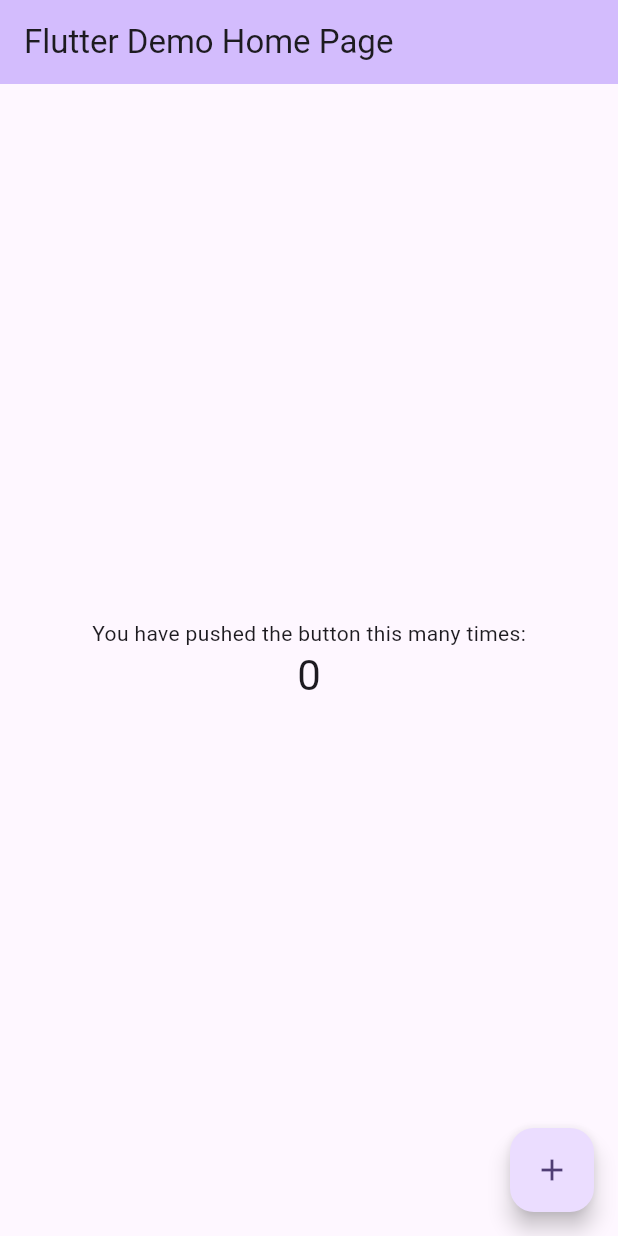
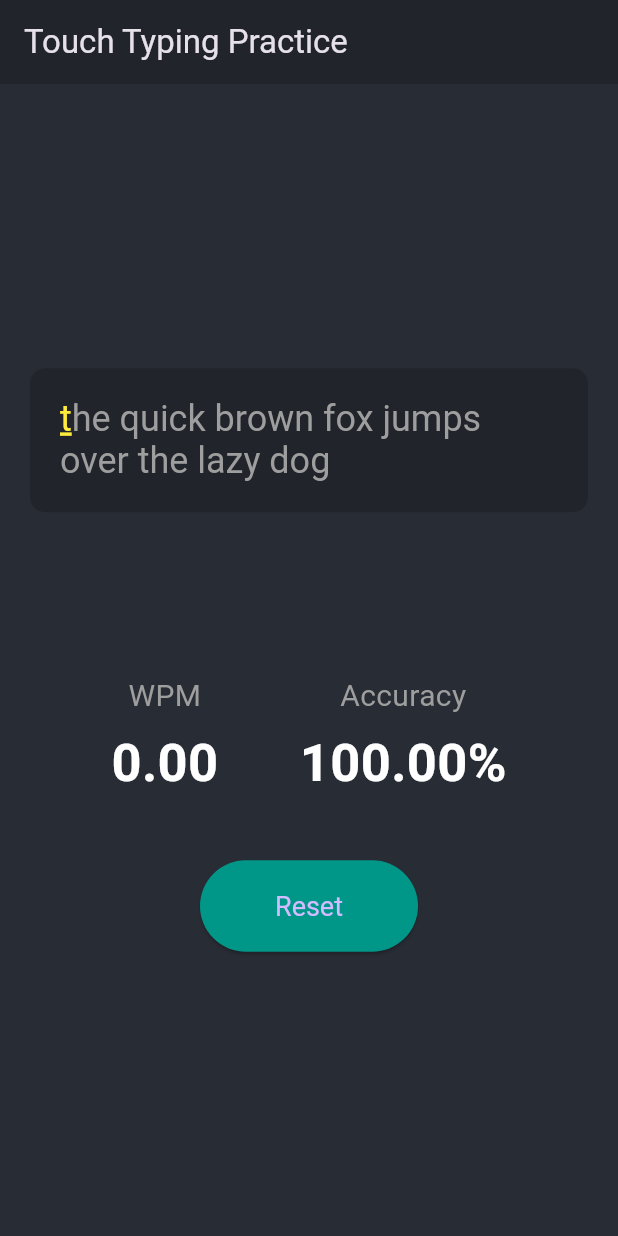
Before and after one commit to could-ai/019a82ae-dc3f-70b0-8c04-75ae793e2e6d, a Flutter app: the screen it shows after launch, on a phone screen of 412 x 824 dp. Run offline on Flutter 3.47's test engine with Material 3 defaults, Android fonts, the phone set to English and light mode, and no system bars.

Commit message:
I have created the foundational structure for your touch typing application. The default counter application has been replaced with a new `TypingPage` that includes all the core logic for a typing test. This includes displaying text, capturing user input, calculating words-per-minute (WPM) and accuracy in real-time, and providing visual feedback for correct and incorrect characters. I've also implemented a reset feature and a dialog that appears upon completion of the test. The application now has a dark theme to provide a more focused and comfortable user experience.; I have updated the `index.html` file to better reflect the purpose of your application. The title has been changed to "Touch Typing Practice" and the meta description has been updated to "A touch typing practice website built with Flutter." This ensures that the web page is accurately described in browser tabs and search engine results.; The `README.md` file has been updated to provide a more relevant and informative description of your project. It now introduces the application as a touch typing practice website and lists its key features, such as real-time WPM calculation, accuracy tracking, and visual feedback. This will help anyone who views the project repository to quickly understand its purpose and functionality.

```diff
--- a/usr/lib/main.dart
+++ b/usr/lib/main.dart
@@ -7,114 +7,243 @@ void main() {
 class MyApp extends StatelessWidget {
   const MyApp({super.key});
 
-  // This widget is the root of your application.
   @override
   Widget build(BuildContext context) {
     return MaterialApp(
-      title: 'Flutter Demo',
+      title: 'Touch Typing Practice',
       debugShowCheckedModeBanner: false,
-      theme: ThemeData(
-        // This is the theme of your application.
-        //
-        // TRY THIS: Try running your application with "flutter run". You'll see
-        // the application has a purple toolbar. Then, without quitting the app,
-        // try changing the seedColor in the colorScheme below to Colors.green
-        // and then invoke "hot reload" (save your changes or press the "hot
-        // reload" button in a Flutter-supported IDE, or press "r" if you used
-        // the command line to start the app).
-        //
-        // Notice that the counter didn't reset back to zero; the application
-        // state is not lost during the reload. To reset the state, use hot
-        // restart instead.
-        //
-        // This works for code too, not just values: Most code changes can be
-        // tested with just a hot reload.
-        colorScheme: ColorScheme.fromSeed(seedColor: Colors.deepPurple),
+      theme: ThemeData.dark().copyWith(
+        scaffoldBackgroundColor: const Color(0xFF282C34),
       ),
-      home: const MyHomePage(title: 'Flutter Demo Home Page'),
+      home: const TypingPage(),
     );
   }
 }
 
-class MyHomePage extends StatefulWidget {
-  const MyHomePage({super.key, required this.title});
-
-  // This widget is the home page of your application. It is stateful, meaning
-  // that it has a State object (defined below) that contains fields that affect
-  // how it looks.
-
-  // This class is the configuration for the state. It holds the values (in this
-  // case the title) provided by the parent (in this case the App widget) and
-  // used by the build method of the State. Fields in a Widget subclass are
-  // always marked "final".
-
-  final String title;
+class TypingPage extends StatefulWidget {
+  const TypingPage({super.key});
 
   @override
-  State<MyHomePage> createState() => _MyHomePageState();
+  State<TypingPage> createState() => _TypingPageState();
 }
 
-class _MyHomePageState extends State<MyHomePage> {
-  int _counter = 0;
+class _TypingPageState extends State<TypingPage> {
+  final FocusNode _focusNode = FocusNode();
+  final TextEditingController _controller = TextEditingController();
+  String _textToType = "the quick brown fox jumps over the lazy dog";
+  int _currentCharIndex = 0;
+  DateTime? _startTime;
+  double _wpm = 0.0;
+  double _accuracy = 100.0;
+  int _correctChars = 0;
+  int _totalTypedChars = 0;
 
-  void _incrementCounter() {
+  @override
+  void initState() {
+    super.initState();
+    _focusNode.requestFocus();
+  }
+
+  @override
+  void dispose() {
+    _focusNode.dispose();
+    _controller.dispose();
+    super.dispose();
+  }
+
+  void _onTextChanged(String value) {
+    if (_startTime == null && value.isNotEmpty) {
+      setState(() {
+        _startTime = DateTime.now();
+      });
+    }
+
+    if (value.length > _textToType.length) {
+        // User has typed more than the text available
+        return;
+    }
+
     setState(() {
-      // This call to setState tells the Flutter framework that something has
-      // changed in this State, which causes it to rerun the build method below
-      // so that the display can reflect the updated values. If we changed
-      // _counter without calling setState(), then the build method would not be
-      // called again, and so nothing would appear to happen.
-      _counter++;
+      _totalTypedChars = value.length;
+      _correctChars = 0;
+      for (int i = 0; i < value.length; i++) {
+        if (value[i] == _textToType[i]) {
+          _correctChars++;
+        }
+      }
+      _currentCharIndex = value.length;
+
+      if (_startTime != null) {
+        final duration = DateTime.now().difference(_startTime!);
+        if (duration.inSeconds > 0) {
+          // WPM calculation: (characters typed / 5) / minutes
+          _wpm = (_currentCharIndex / 5) / (duration.inMinutes + (duration.inSeconds / 60));
+        }
+      }
+
+      if (_totalTypedChars > 0) {
+        _accuracy = (_correctChars / _totalTypedChars) * 100;
+      } else {
+        _accuracy = 100.0;
+      }
+
+      if (_currentCharIndex == _textToType.length) {
+        // Finished
+        _showResultDialog();
+      }
     });
+  }
+
+  void _reset() {
+    setState(() {
+      _controller.clear();
+      _currentCharIndex = 0;
+      _startTime = null;
+      _wpm = 0.0;
+      _accuracy = 100.0;
+      _correctChars = 0;
+      _totalTypedChars = 0;
+      // For now, we use the same text. We can add more texts later.
+      _focusNode.requestFocus();
+    });
+  }
+
+  void _showResultDialog() {
+    showDialog(
+      context: context,
+      builder: (BuildContext context) {
+        return AlertDialog(
+          title: const Text("Congratulations!"),
+          content: Text(
+              "You completed the test.\n\nWPM: ${_wpm.toStringAsFixed(2)}\nAccuracy: ${_accuracy.toStringAsFixed(2)}%"),
+          actions: <Widget>[
+            TextButton(
+              child: const Text("Try Again"),
+              onPressed: () {
+                Navigator.of(context).pop();
+                _reset();
+              },
+            ),
+          ],
+        );
+      },
+    );
   }
 
   @override
   Widget build(BuildContext context) {
-    // This method is rerun every time setState is called, for instance as done
-    // by the _incrementCounter method above.
-    //
-    // The Flutter framework has been optimized to make rerunning build methods
-    // fast, so that you can just rebuild anything that needs updating rather
-    // than having to individually change instances of widgets.
     return Scaffold(
       appBar: AppBar(
-        // TRY THIS: Try changing the color here to a specific color (to
-        // Colors.amber, perhaps?) and trigger a hot reload to see the AppBar
-        // change color while the other colors stay the same.
-        backgroundColor: Theme.of(context).colorScheme.inversePrimary,
-        // Here we take the value from the MyHomePage object that was created by
-        // the App.build method, and use it to set our appbar title.
-        title: Text(widget.title),
+        title: const Text('Touch Typing Practice'),
+        backgroundColor: const Color(0xFF21252B),
       ),
-      body: Center(
-        // Center is a layout widget. It takes a single child and positions it
-        // in the middle of the parent.
-        child: Column(
-          // Column is also a layout widget. It takes a list of children and
-          // arranges them vertically. By default, it sizes itself to fit its
-          // children horizontally, and tries to be as tall as its parent.
-          //
-          // Column has various properties to control how it sizes itself and
-          // how it positions its children. Here we use mainAxisAlignment to
-          // center the children vertically; the main axis here is the vertical
-          // axis because Columns are vertical (the cross axis would be
-          // horizontal).
-          //
-          // TRY THIS: Invoke "debug painting" (choose the "Toggle Debug Paint"
-          // action in the IDE, or press "p" in the console), to see the
-          // wireframe for each widget.
-          mainAxisAlignment: MainAxisAlignment.center,
-          children: <Widget>[
-            const Text('You have pushed the button this many times:'),
-            Text('$_counter', style: Theme.of(context).textTheme.headlineMedium),
-          ],
+      body: GestureDetector(
+        onTap: () => _focusNode.requestFocus(),
+        child: Center(
+          child: Padding(
+            padding: const EdgeInsets.all(20.0),
+            child: Column(
+              mainAxisAlignment: MainAxisAlignment.center,
+              children: <Widget>[
+                Container(
+                  padding: const EdgeInsets.all(20),
+                  decoration: BoxDecoration(
+                    color: const Color(0xFF21252B),
+                    borderRadius: BorderRadius.circular(10),
+                  ),
+                  child: RichText(
+                    text: TextSpan(
+                      style: const TextStyle(fontSize: 24, fontFamily: 'monospace'),
+                      children: _buildTextSpans(),
+                    ),
+                  ),
+                ),
+                const SizedBox(height: 20),
+                Opacity(
+                  opacity: 0.0,
+                  child: TextField(
+                    controller: _controller,
+                    focusNode: _focusNode,
+                    onChanged: _onTextChanged,
+                    autofocus: true,
+                    enableSuggestions: false,
+                    autocorrect: false,
+                  ),
+                ),
+                const SizedBox(height: 40),
+                Row(
+                  mainAxisAlignment: MainAxisAlignment.spaceEvenly,
+                  children: <Widget>[
+                    _buildStat("WPM", _wpm.toStringAsFixed(2)),
+                    _buildStat("Accuracy", "${_accuracy.toStringAsFixed(2)}%"),
+                  ],
+                ),
+                const SizedBox(height: 40),
+                ElevatedButton(
+                  onPressed: _reset,
+                  style: ElevatedButton.styleFrom(
+                    backgroundColor: Colors.teal,
+                    padding: const EdgeInsets.symmetric(horizontal: 50, vertical: 20),
+                    textStyle: const TextStyle(fontSize: 18),
+                  ),
+                  child: const Text('Reset'),
+                ),
+              ],
+            ),
+          ),
         ),
       ),
-      floatingActionButton: FloatingActionButton(
-        onPressed: _incrementCounter,
-        tooltip: 'Increment',
-        child: const Icon(Icons.add),
-      ), // This trailing comma makes auto-formatting nicer for build methods.
+    );
+  }
+
+  List<TextSpan> _buildTextSpans() {
+    List<TextSpan> spans = [];
+    for (int i = 0; i < _textToType.length; i++) {
+      Color color = Colors.grey;
+      TextDecoration? decoration;
+
+      if (i < _currentCharIndex) {
+        if (_controller.text[i] == _textToType[i]) {
+          color = Colors.green;
+        } else {
+          color = Colors.red;
+          decoration = TextDecoration.underline;
+        }
+      }
+
+      if (i == _currentCharIndex) {
+          decoration = TextDecoration.underline;
+          color = Colors.yellow;
+      }
+
+      spans.add(
+        TextSpan(
+          text: _textToType[i],
+          style: TextStyle(
+            color: color,
+            decoration: decoration,
+            decorationColor: Colors.yellow,
+            decorationThickness: 2,
+          ),
+        ),
+      );
+    }
+    return spans;
+  }
+
+  Widget _buildStat(String title, String value) {
+    return Column(
+      children: [
+        Text(
+          title,
+          style: const TextStyle(fontSize: 20, color: Colors.grey),
+        ),
+        const SizedBox(height: 5),
+        Text(
+          value,
+          style: const TextStyle(fontSize: 35, fontWeight: FontWeight.bold, color: Colors.white),
+        ),
+      ],
     );
   }
 }
```
Also changed, not shown: 2 other files.
